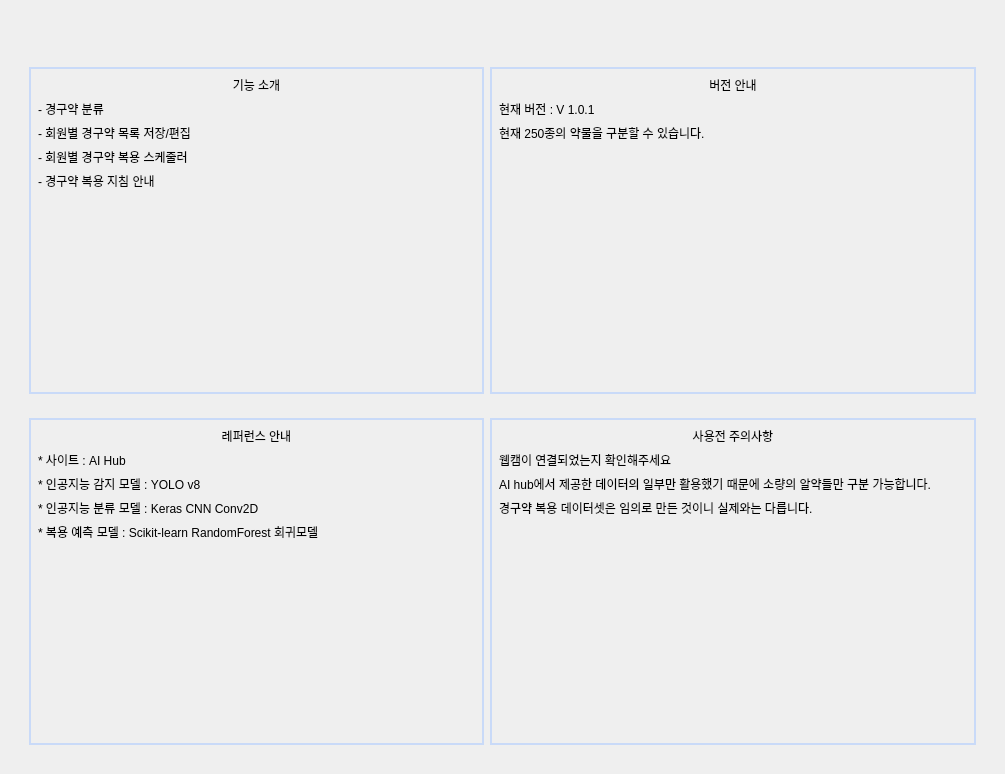
Qt form gui/ui_files/Form_Home.ui (EON-DC/AI_2Park) before a commit.
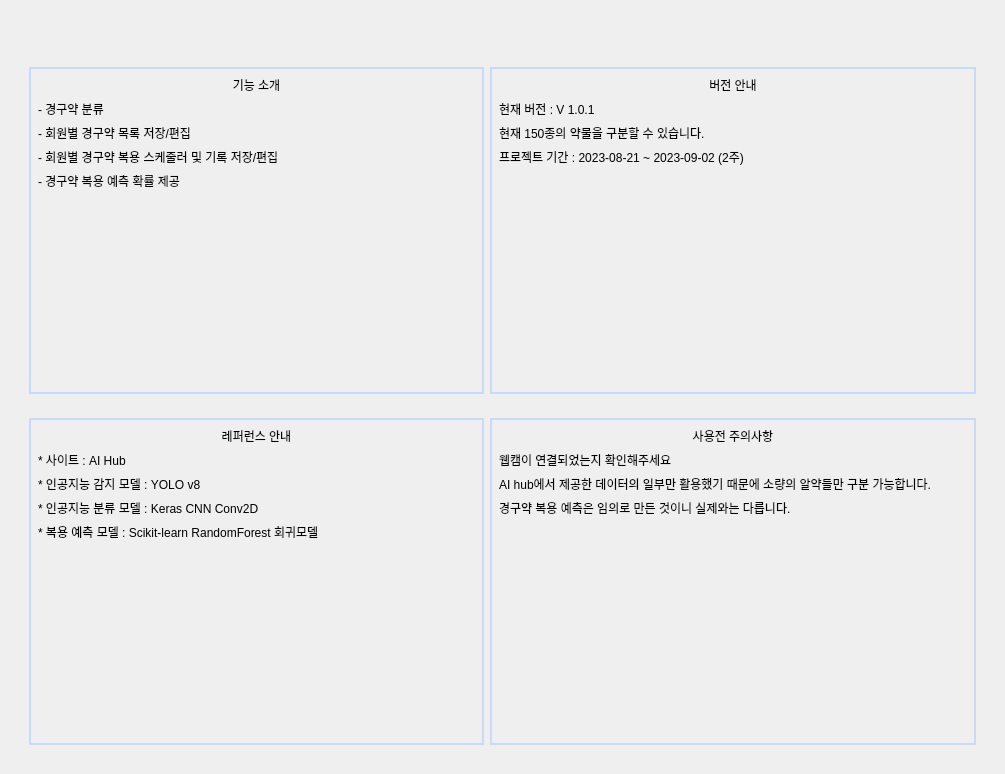
The same form after that commit. Icons and pictures are not drawn.

```diff
--- a/gui/ui_files/Form_Home.ui
+++ b/gui/ui_files/Form_Home.ui
@@ -124,14 +124,14 @@
             <item>
              <widget class="QLabel" name="label_11">
               <property name="text">
-               <string>- 회원별 경구약 복용 스케줄러</string>
+               <string>- 회원별 경구약 복용 스케줄러 및 기록 저장/편집</string>
               </property>
              </widget>
             </item>
             <item>
              <widget class="QLabel" name="label_12">
               <property name="text">
-               <string>- 경구약 복용 지침 안내</string>
+               <string>- 경구약 복용 예측 확률 제공</string>
               </property>
              </widget>
             </item>
@@ -180,7 +180,14 @@
             <item>
              <widget class="QLabel" name="label_2">
               <property name="text">
-               <string>현재 250종의 약물을 구분할 수 있습니다.</string>
+               <string>현재 150종의 약물을 구분할 수 있습니다.</string>
+              </property>
+             </widget>
+            </item>
+            <item>
+             <widget class="QLabel" name="label_3">
+              <property name="text">
+               <string>프로젝트 기간 : 2023-08-21 ~ 2023-09-02 (2주)</string>
               </property>
              </widget>
             </item>
@@ -323,7 +330,7 @@
             <item>
              <widget class="QLabel" name="label_15">
               <property name="text">
-               <string>경구약 복용 데이터셋은 임의로 만든 것이니 실제와는 다릅니다.</string>
+               <string>경구약 복용 예측은 임의로 만든 것이니 실제와는 다릅니다.</string>
               </property>
              </widget>
             </item>
```
